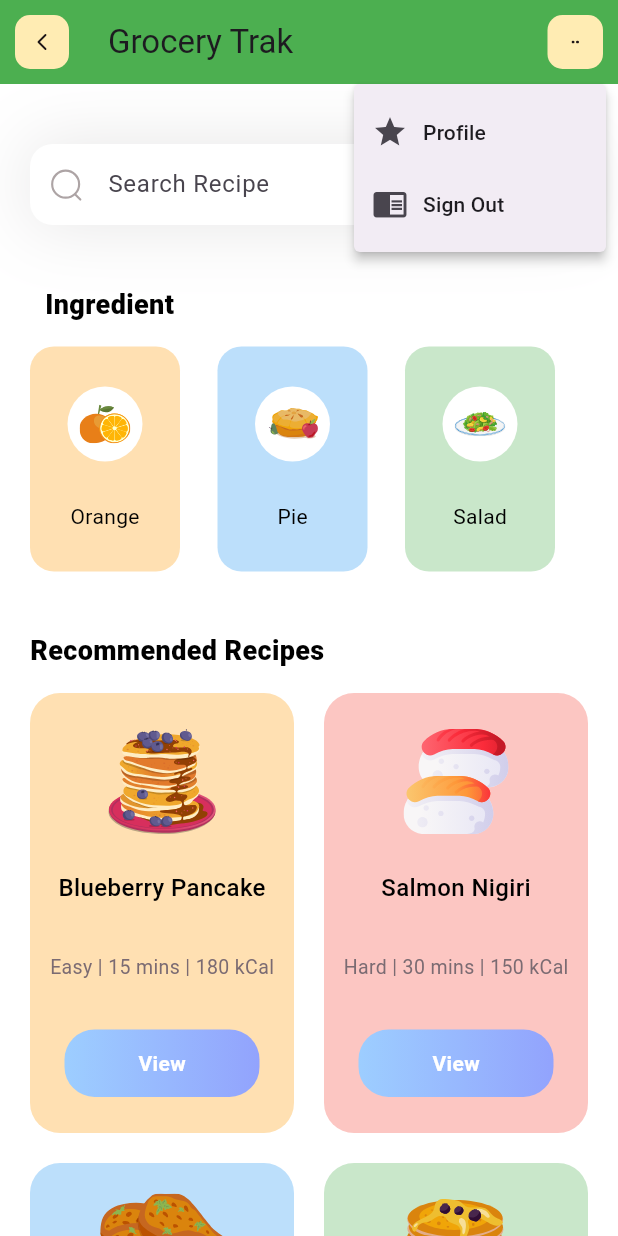
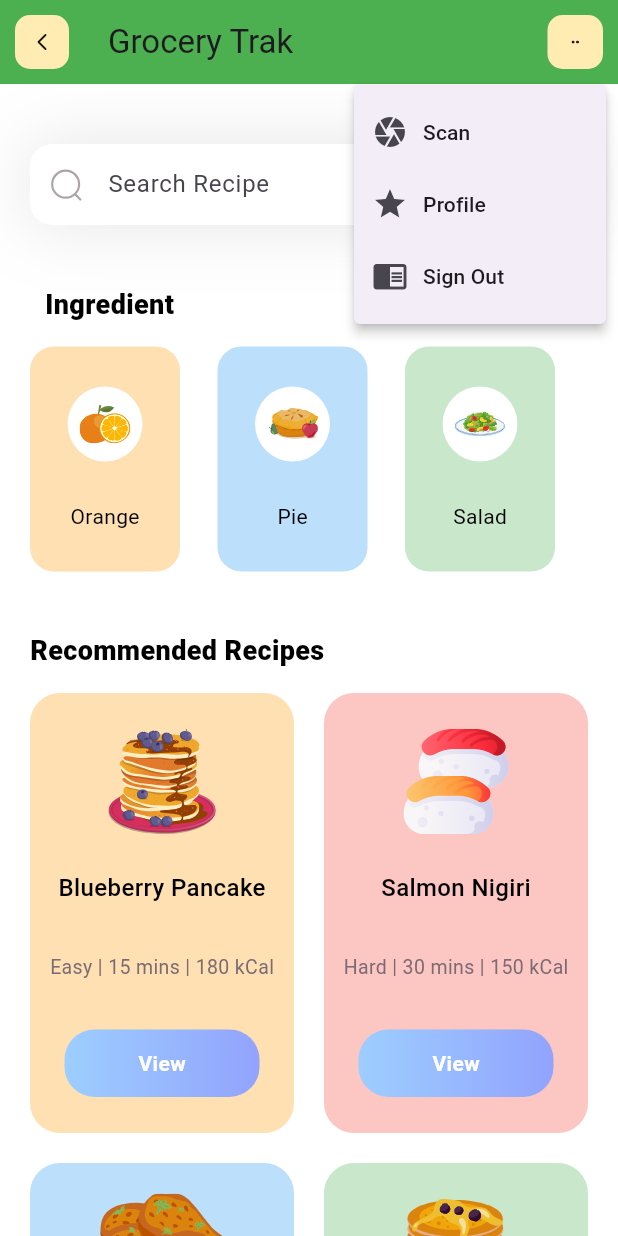
Before and after one commit to GroceryTrak/GroceryTrakWeb, a Flutter app: the screen it shows after launch, after a tap on an icon or button, on a phone screen of 412 x 824 dp. Run offline on Flutter 3.47's test engine with Material 3 defaults, Android fonts, the phone set to English and light mode, and no system bars; our stand-ins replace camera, flutter_svg.

Commit message:
add camera

```diff
--- a/lib/home.dart
+++ b/lib/home.dart
@@ -1,21 +1,15 @@
 import 'package:flutter/material.dart';
 import 'package:flutter_svg/svg.dart';
-import 'package:grocery_trak_web/models/ingredient_model.dart';
-import 'package:grocery_trak_web/models/recipe_model.dart';
+import 'package:camera/camera.dart';
+import 'models/ingredient_model.dart';
+import 'models/recipe_model.dart';
+import 'camera_screen.dart'; // import the camera screen we'll create next
 
 class MyHomePage extends StatefulWidget {
-  MyHomePage({super.key, required this.title});
+  final String title;
+  final CameraDescription camera; // Accept a camera description
 
-  // This widget is the home page of your application. It is stateful, meaning
-  // that it has a State object (defined below) that contains fields that affect
-  // how it looks.
-
-  // This class is the configuration for the state. It holds the values (in this
-  // case the title) provided by the parent (in this case the App widget) and
-  // used by the build method of the State. Fields in a Widget subclass are
-  // always marked "final".
-
-  final String title;
+  MyHomePage({super.key, required this.title, required this.camera});
 
   @override
   State<MyHomePage> createState() => _MyHomePageState();
@@ -32,17 +26,12 @@ class _MyHomePageState extends State<MyHomePage> {
 
   @override
   void initState() {
+    super.initState();
     _generateInfo();
   }
 
   @override
   Widget build(BuildContext context) {
-    // This method is rerun every time setState is called, for instance as done
-    // by the _incrementCounter method above.
-    //
-    // The Flutter framework has been optimized to make rerunning build methods
-    // fast, so that you can just rebuild anything that needs updating rather
-    // than having to individually change instances of widgets.
     return Scaffold(
       resizeToAvoidBottomInset: false,
       appBar: appBar(),
@@ -52,13 +41,9 @@ class _MyHomePageState extends State<MyHomePage> {
           crossAxisAlignment: CrossAxisAlignment.start,
           children: [
             _searchField(),
-            SizedBox(
-              height: 40,
-            ),
+            SizedBox(height: 40),
             _ingredients(),
-            SizedBox(
-              height: 40,
-            ),
+            SizedBox(height: 40),
             Column(
               crossAxisAlignment: CrossAxisAlignment.start,
               children: [
@@ -69,28 +54,28 @@ class _MyHomePageState extends State<MyHomePage> {
                     style: TextStyle(
                       color: Colors.black,
                       fontSize: 18,
-                        fontWeight: FontWeight.w800),
+                      fontWeight: FontWeight.w800,
                     ),
                   ),
-                SizedBox(
-                  height: 15,
                 ),
+                SizedBox(height: 15),
                 Container(
                   color: Colors.white,
-                  padding: EdgeInsets.only(left: 20, right: 20),
+                  padding: EdgeInsets.symmetric(horizontal: 20),
                   child: GridView.builder(
                     shrinkWrap: true,
                     gridDelegate: SliverGridDelegateWithMaxCrossAxisExtent(
                       maxCrossAxisExtent: 210,
                       crossAxisSpacing: 20,
                       mainAxisSpacing: 20,
-                        childAspectRatio: 0.6
+                      childAspectRatio: 0.6,
                     ),
                     itemBuilder: (context, index) {
                       return Container(
                         decoration: BoxDecoration(
                           color: recipes[index].boxColor.withOpacity(0.3),
-                            borderRadius: BorderRadius.circular(20)),
+                          borderRadius: BorderRadius.circular(20),
+                        ),
                         child: Column(
                           mainAxisAlignment: MainAxisAlignment.spaceEvenly,
                           children: [
@@ -103,34 +88,29 @@ class _MyHomePageState extends State<MyHomePage> {
                               style: TextStyle(
                                 fontWeight: FontWeight.w500,
                                 color: Colors.black,
-                                  fontSize: 16),
+                                fontSize: 16,
+                              ),
                             ),
                             Padding(
                               padding: const EdgeInsets.all(8.0),
                               child: Text(
-                                recipes[index].difficulty +
-                                    ' | ' +
-                                    recipes[index].duration +
-                                    ' mins | ' +
-                                    recipes[index].kCal +
-                                    ' kCal',
+                                '${recipes[index].difficulty} | ${recipes[index].duration} mins | ${recipes[index].kCal} kCal',
                                 style: TextStyle(
                                   color: Color(0xff7B6B72),
                                   fontSize: 13,
                                   fontWeight: FontWeight.w400,
                                 ),
-
                               ),
                             ),
                             Container(
                               height: 45,
                               width: 130,
                               decoration: BoxDecoration(
-                                  gradient: LinearGradient(colors: [
-                                    Color(0xff9DCEFF),
-                                    Color(0xff92A3FD)
-                                  ]),
-                                  borderRadius: BorderRadius.circular(20)),
+                                gradient: LinearGradient(
+                                  colors: [Color(0xff9DCEFF), Color(0xff92A3FD)],
+                                ),
+                                borderRadius: BorderRadius.circular(20),
+                              ),
                               child: Center(
                                 child: Text(
                                   'View',
@@ -141,14 +121,14 @@ class _MyHomePageState extends State<MyHomePage> {
                                   ),
                                 ),
                               ),
-                            )
+                            ),
                           ],
                         ),
                       );
                     },
                     itemCount: recipes.length,
                   ),
-                )
+                ),
               ],
             ),
           ],
@@ -159,51 +139,66 @@ class _MyHomePageState extends State<MyHomePage> {
 
   AppBar appBar() {
     return AppBar(
-        // TRY THIS: Try changing the color here to a specific color (to
-        // Colors.amber, perhaps?) and trigger a hot reload to see the AppBar
-        // change color while the other colors stay the same.
       backgroundColor: Colors.green,
-        // Here we take the value from the MyHomePage object that was created by
-        // the App.build method, and use it to set our appbar title.
-        title: Text(
-          'Grocery Trak',
-          style: TextStyle(),
-        ),
+      title: Text('Grocery Trak'),
       leading: Container(
         margin: EdgeInsets.all(10),
         alignment: Alignment.center,
         decoration: BoxDecoration(
           color: Colors.amber[100],
-                borderRadius: BorderRadius.circular(10)),
-            child: SvgPicture.asset('assets/icons/Arrow - Left 2.svg')),
+          borderRadius: BorderRadius.circular(10),
+        ),
+        child: SvgPicture.asset('assets/icons/Arrow - Left 2.svg'),
+      ),
       actions: [
         PopupMenuButton<int>(
+          onSelected: (value) async {
+            if (value == 1) {
+              // Launch the camera interface when "Scan" is selected.
+              final imagePath = await Navigator.push(
+                context,
+                MaterialPageRoute(
+                  builder: (context) => CameraScreen(camera: widget.camera),
+                ),
+              );
+              if (imagePath != null) {
+                // Process the captured image (for example, pass the path to your CV model)
+                print("Captured image: $imagePath");
+              }
+            } else if (value == 2) {
+              // Handle Profile option.
+            } else if (value == 3) {
+              // Handle Sign Out option.
+            }
+          },
           itemBuilder: (context) => [
-              // PopupMenuItem 1
             PopupMenuItem(
               value: 1,
-                // row with 2 children
+              child: Row(
+                children: [
+                  Icon(Icons.camera),
+                  SizedBox(width: 10),
+                  Text("Scan"),
+                ],
+              ),
+            ),
+            PopupMenuItem(
+              value: 2,
               child: Row(
                 children: [
                   Icon(Icons.star),
-                    SizedBox(
-                      width: 10,
-                    ),
-                    Text("Profile")
+                  SizedBox(width: 10),
+                  Text("Profile"),
                 ],
               ),
             ),
-              // PopupMenuItem 2
             PopupMenuItem(
-                value: 2,
-                // row with two children
+              value: 3,
               child: Row(
                 children: [
                   Icon(Icons.chrome_reader_mode),
-                    SizedBox(
-                      width: 10,
-                    ),
-                    Text("Sign Out")
+                  SizedBox(width: 10),
+                  Text("Sign Out"),
                 ],
               ),
             ),
@@ -215,17 +210,20 @@ class _MyHomePageState extends State<MyHomePage> {
             width: 37,
             decoration: BoxDecoration(
               color: Colors.amber[100],
-                    borderRadius: BorderRadius.circular(10)),
+              borderRadius: BorderRadius.circular(10),
+            ),
             child: SvgPicture.asset(
               'assets/icons/dots.svg',
               height: 5,
               width: 5,
-                )),
-          )
-        ]);
+            ),
+          ),
+        ),
+      ],
+    );
   }
 
-  // Search Field
+  // Search Field and _ingredients methods remain unchanged...
   Container _searchField() {
     return Container(
       margin: EdgeInsets.only(top: 40, left: 20, right: 20),
@@ -233,7 +231,8 @@ class _MyHomePageState extends State<MyHomePage> {
         BoxShadow(
           color: Color(0xff1D1617).withOpacity(0.11),
           blurRadius: 40,
-            spreadRadius: 0.0)
+          spreadRadius: 0.0,
+        ),
       ]),
       child: TextField(
         decoration: InputDecoration(
@@ -247,7 +246,9 @@ class _MyHomePageState extends State<MyHomePage> {
           hintText: 'Search Recipe',
           border: OutlineInputBorder(
             borderRadius: BorderRadius.circular(15),
-                borderSide: BorderSide.none)),
+            borderSide: BorderSide.none,
+          ),
+        ),
       ),
     );
   }
@@ -261,27 +262,27 @@ class _MyHomePageState extends State<MyHomePage> {
           child: Text(
             'Ingredient',
             style: TextStyle(
-                color: Colors.black, fontSize: 18, fontWeight: FontWeight.w800),
+              color: Colors.black,
+              fontSize: 18,
+              fontWeight: FontWeight.w800,
             ),
           ),
-        SizedBox(
-          height: 15,
         ),
+        SizedBox(height: 15),
         SizedBox(
           height: 150,
           child: ListView.separated(
             scrollDirection: Axis.horizontal,
-              separatorBuilder: (context, index) => SizedBox(
-                    width: 25,
-                  ),
-              padding: EdgeInsets.only(left: 20, right: 20),
+            separatorBuilder: (context, index) => SizedBox(width: 25),
+            padding: EdgeInsets.symmetric(horizontal: 20),
             itemCount: ingredients.length,
             itemBuilder: (context, index) {
               return Container(
                 width: 100,
                 decoration: BoxDecoration(
                   color: ingredients[index].boxColor.withOpacity(0.3),
-                        borderRadius: BorderRadius.circular(16)),
+                  borderRadius: BorderRadius.circular(16),
+                ),
                 child: Column(
                   mainAxisAlignment: MainAxisAlignment.spaceEvenly,
                   children: [
@@ -289,21 +290,28 @@ class _MyHomePageState extends State<MyHomePage> {
                       width: 50,
                       height: 50,
                       decoration: BoxDecoration(
-                                  color: Colors.white, shape: BoxShape.circle),
+                        color: Colors.white,
+                        shape: BoxShape.circle,
+                      ),
                       child: Padding(
                         padding: const EdgeInsets.all(8.0),
-                                  child: SvgPicture.asset(
-                                      ingredients[index].iconPath))),
+                        child: SvgPicture.asset(ingredients[index].iconPath),
+                      ),
+                    ),
                     Text(
                       ingredients[index].name,
                       style: TextStyle(
                         fontWeight: FontWeight.w400,
                         color: Colors.black,
-                                fontSize: 14),
-                          )
-                        ]));
-              }),
-        )
+                        fontSize: 14,
+                      ),
+                    ),
+                  ],
+                ),
+              );
+            },
+          ),
+        ),
       ],
     );
   }
--- a/lib/main.dart
+++ b/lib/main.dart
@@ -1,24 +1,26 @@
 import 'package:flutter/material.dart';
 import 'package:grocery_trak_web/home.dart';
+import 'package:camera/camera.dart';
 
-void main() {
-  runApp(const MyApp());
+// Global variable to hold available cameras.
+late List<CameraDescription> cameras;
+
+Future<void> main() async {
+  WidgetsFlutterBinding.ensureInitialized();
+  cameras = await availableCameras();
+  runApp(MyApp());
 }
 
 class MyApp extends StatelessWidget {
-  const MyApp({super.key});
-
-  // This widget is the root of your application.
   @override
   Widget build(BuildContext context) {
     return MaterialApp(
       title: 'Grocery Trak',
-      theme: ThemeData(
-        colorScheme: ColorScheme.fromSeed(seedColor: Colors.deepPurple),
-        useMaterial3: true,
+      debugShowCheckedModeBanner: false,
+      home: MyHomePage(
+        title: 'Grocery Trak',
+        camera: cameras.first, // Pass the first available camera.
       ),
-      home: MyHomePage(title: 'Home - Grocery Trak'),
-      debugShowCheckedModeBanner: false, // remove debug banner
     );
   }
 }
--- a/pubspec.yaml
+++ b/pubspec.yaml
@@ -35,7 +35,7 @@ dependencies:
   provider: ^6.0.0
   flutter_svg: ^2.0.17
   popover: ^0.3.1
-
+  camera: ^0.10.0+2
   # The following adds the Cupertino Icons font to your application.
   # Use with the CupertinoIcons class for iOS style icons.
   cupertino_icons: ^1.0.8
```
Also changed, not shown: lib/camera_screen.dart (added, +70 -0 lines), pubspec.lock, 1 other file. Lines whose indentation alone changed are shown as unchanged.
